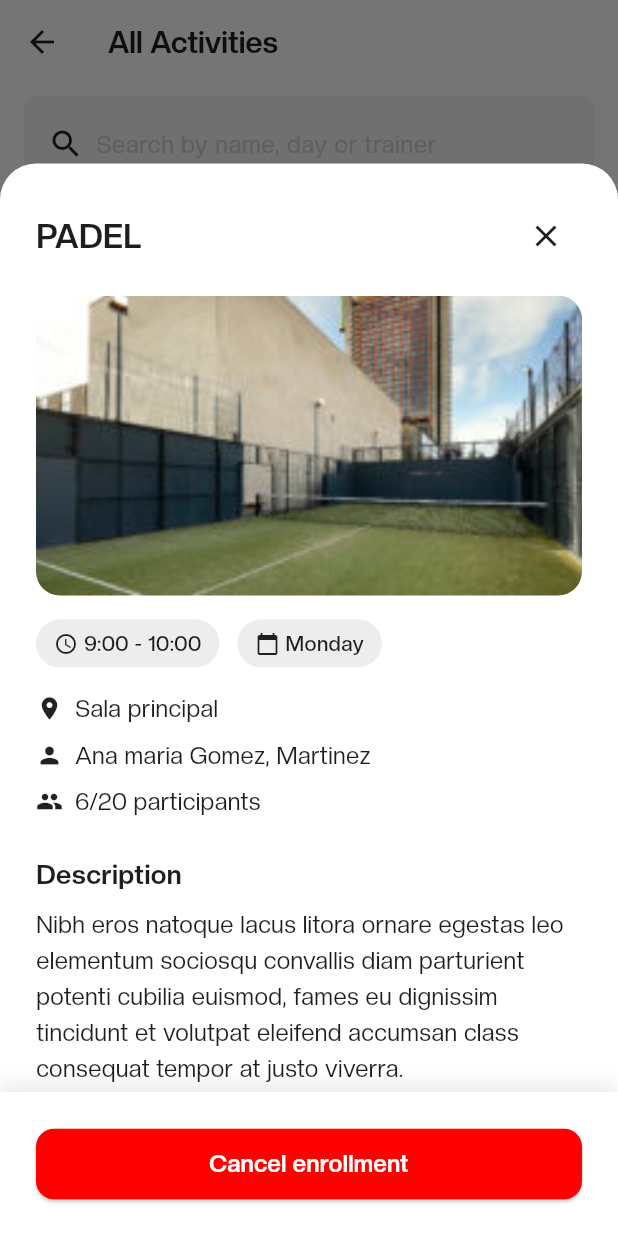
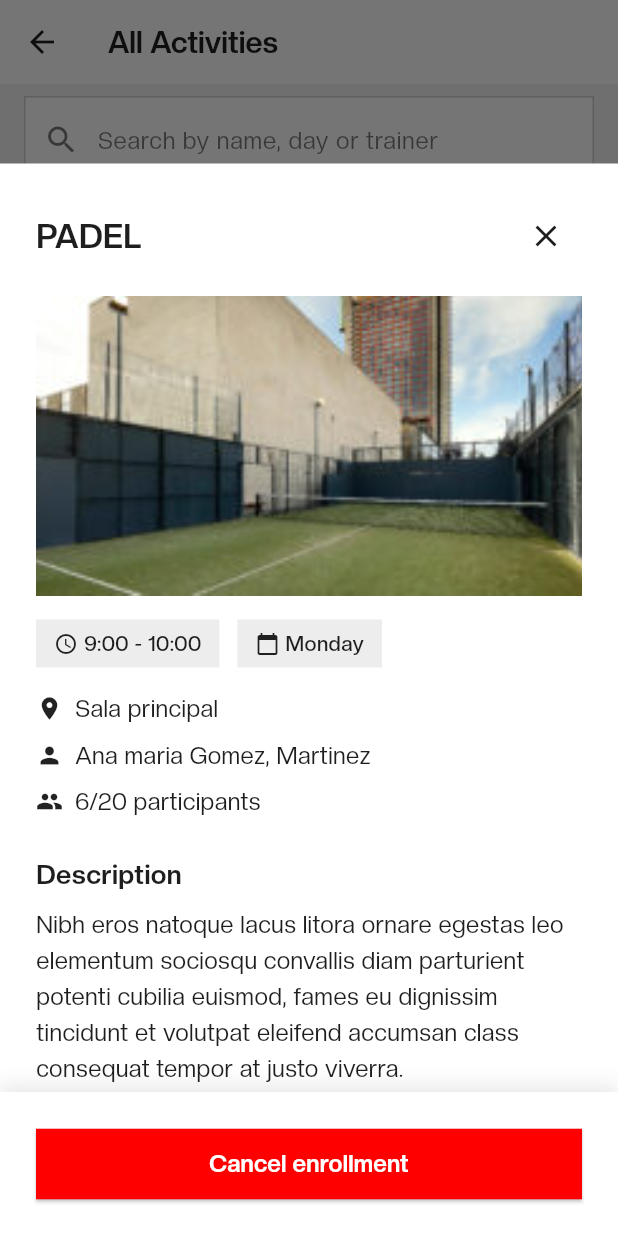
Before and after one commit to cyberfanta/club_metropolitan, a Flutter app: the AllActivitiesView screen opened directly with empty values, after a tap on "PADEL", on a phone screen of 412 x 824 dp. Run offline on Flutter 3.47's test engine with Material 3 defaults, Android fonts, the phone set to English and light mode, and no system bars; our stand-ins replace flutter_bloc.

Commit message:
Feat: Applying more Club Metropolitan ui style

```diff
--- a/lib/core/theme/ui_colors.dart
+++ b/lib/core/theme/ui_colors.dart
@@ -18,6 +18,7 @@ const cGreen = Color.fromRGBO(0, 145, 0, 1);
 const cGold = Color(0xFFA99A86);
 
 const cGray = Color.fromRGBO(205, 205, 205, 1);
+const cLightGray = Color(0xFFF2F2F2);
 const cLightRed = Color.fromRGBO(235, 87, 87, 1);
 const cBlue = Color.fromRGBO(47, 128, 237, 1);
 const cBlueClickable = Color.fromRGBO(75, 143, 252, 1);
@@ -33,6 +34,8 @@ const cCream = Color.fromRGBO(255, 240, 201, 1);
 const cDarkBlue = Color.fromRGBO(34, 19, 68, 1);
 const cLightBlue = Color.fromRGBO(10, 249, 242, 1);
 
+const cOrange = Color(0xFFFF9800);
+
 Color adjustOpacity(Color color, double opacity) {
   double red = color.r;
   double green = color.g;
--- a/lib/presentation/components/activity_card.dart
+++ b/lib/presentation/components/activity_card.dart
@@ -22,11 +22,11 @@ class ActivityCard extends StatelessWidget {
       padding: const EdgeInsets.only(bottom: 16),
       child: InkWell(
         onTap: onTap,
-        borderRadius: BorderRadius.circular(12),
+        borderRadius: BorderRadius.zero,
         child: Container(
           decoration: BoxDecoration(
             color: cWhite,
-            borderRadius: BorderRadius.circular(12),
+            borderRadius: BorderRadius.zero,
             boxShadow: [
               BoxShadow(
                 color: adjustOpacity(cBlack, 0.1),
@@ -41,10 +41,7 @@ class ActivityCard extends StatelessWidget {
               Container(
                 height: 140,
                 decoration: BoxDecoration(
-                  borderRadius: const BorderRadius.only(
-                    topLeft: Radius.circular(12),
-                    topRight: Radius.circular(12),
-                  ),
+                  borderRadius: BorderRadius.zero,
                   image: DecorationImage(
                     image: AssetImage(activity.imagePath),
                     fit: BoxFit.cover,
@@ -67,7 +64,7 @@ class ActivityCard extends StatelessWidget {
                           ),
                           decoration: BoxDecoration(
                             color: adjustOpacity(cBlack, 0.1),
-                            borderRadius: BorderRadius.circular(12),
+                            borderRadius: BorderRadius.zero,
                           ),
                           child: Text(
                             "${activity.startTime} - ${activity.endTime}",
--- a/lib/presentation/components/activity_detail_modal.dart
+++ b/lib/presentation/components/activity_detail_modal.dart
@@ -34,7 +34,7 @@ class ActivityDetailModal extends StatelessWidget {
       margin: EdgeInsets.only(top: top),
       decoration: const BoxDecoration(
         color: cWhite,
-        borderRadius: BorderRadius.vertical(top: Radius.circular(24)),
+        borderRadius: BorderRadius.zero,
       ),
       child: Stack(
         children: [
@@ -59,8 +59,7 @@ class ActivityDetailModal extends StatelessWidget {
               // Activity image
               Padding(
                 padding: const EdgeInsets.fromLTRB(24, 16, 24, 16),
-                child: ClipRRect(
-                  borderRadius: BorderRadius.circular(16),
+                child: ClipRect(
                   child: Image.asset(
                     activity.imagePath,
                     height: 200,
@@ -87,7 +86,7 @@ class ActivityDetailModal extends StatelessWidget {
                             ),
                             decoration: BoxDecoration(
                               color: adjustOpacity(cBlack, 0.08),
-                              borderRadius: BorderRadius.circular(20),
+                              borderRadius: BorderRadius.zero,
                             ),
                             child: Row(
                               children: [
@@ -108,7 +107,7 @@ class ActivityDetailModal extends StatelessWidget {
                             ),
                             decoration: BoxDecoration(
                               color: adjustOpacity(cBlack, 0.08),
-                              borderRadius: BorderRadius.circular(20),
+                              borderRadius: BorderRadius.zero,
                             ),
                             child: Row(
                               children: [
@@ -193,9 +192,9 @@ class ActivityDetailModal extends StatelessWidget {
                           margin: const EdgeInsets.only(top: 24),
                           padding: const EdgeInsets.all(16),
                           decoration: BoxDecoration(
-                            color: adjustOpacity(Colors.orange, 0.2),
-                            borderRadius: BorderRadius.circular(12),
-                            border: Border.all(color: Colors.orange, width: 1),
+                            color: adjustOpacity(cOrange, 0.2),
+                            borderRadius: BorderRadius.zero,
+                            border: Border.all(color: cOrange, width: 1),
                           ),
                           child: Column(
                             crossAxisAlignment: CrossAxisAlignment.start,
@@ -204,12 +203,12 @@ class ActivityDetailModal extends StatelessWidget {
                                 children: [
                                   const Icon(
                                     Icons.warning_amber_rounded,
-                                    color: Colors.orange,
+                                    color: cOrange,
                                   ),
                                   const SizedBox(width: 8),
                                   Text(
                                     uiTexts.timeConflict,
-                                    style: styleBold(color: Colors.orange),
+                                    style: styleBold(color: cOrange),
                                   ),
                                 ],
                               ),
@@ -258,11 +257,11 @@ class ActivityDetailModal extends StatelessWidget {
                     conflictingActivity,
                     cBlack,
                     cRed,
-                    Colors.orange,
+                    cOrange,
                   ),
                   padding: const EdgeInsets.symmetric(vertical: 12),
                   shape: RoundedRectangleBorder(
-                    borderRadius: BorderRadius.circular(12),
+                    borderRadius: BorderRadius.zero,
                   ),
                 ),
                 child: Text(
--- a/lib/presentation/screens/all_activities_view.dart
+++ b/lib/presentation/screens/all_activities_view.dart
@@ -93,7 +93,7 @@ class _AllActivitiesViewState extends State<AllActivitiesView> {
       isScrollControlled: true,
       isDismissible: true,
       enableDrag: true,
-      backgroundColor: Colors.transparent,
+      backgroundColor: cTransparent,
       builder:
           (context) => ActivityDetailModal(
             activity: activity,
@@ -201,7 +201,7 @@ class _AllActivitiesViewState extends State<AllActivitiesView> {
   @override
   Widget build(BuildContext context) {
     return Scaffold(
-      backgroundColor: cWhite,
+      backgroundColor: cLightGray,
       appBar: AppBar(
         backgroundColor: cWhite,
         elevation: 0,
@@ -223,27 +223,27 @@ class _AllActivitiesViewState extends State<AllActivitiesView> {
                       vertical: 8,
                     ),
                     child: Container(
-                      padding: const EdgeInsets.symmetric(
-                        horizontal: 16,
-                        vertical: 8,
-                      ),
                       decoration: BoxDecoration(
-                        color: adjustOpacity(cBlack, 0.05),
-                        borderRadius: BorderRadius.circular(8),
+                        color: cWhite,
+                        border: Border.all(color: cGray),
+                        borderRadius: BorderRadius.zero,
                       ),
                       child: Row(
                         children: [
-                          const Icon(Icons.search, color: cBlack),
-                          const SizedBox(width: 8),
+                          Padding(
+                            padding: const EdgeInsets.only(left: 12),
+                            child: Icon(Icons.search, color: adjustOpacity(cBlack, 0.6)),
+                          ),
                           Expanded(
                             child: TextField(
                               controller: _searchController,
                               decoration: InputDecoration(
                                 hintText: _uiTexts.searchActivities,
-                                hintStyle: styleRegular(color: cGray),
+                                hintStyle: styleRegular(color: adjustOpacity(cBlack, 0.6)),
                                 border: InputBorder.none,
+                                contentPadding: const EdgeInsets.symmetric(horizontal: 12, vertical: 16),
                               ),
-                              style: styleRegular(),
+                              style: styleRegular(color: cBlack),
                               onChanged: (value) {
                                 setState(() {
                                   _searchQuery = value;
@@ -253,7 +253,9 @@ class _AllActivitiesViewState extends State<AllActivitiesView> {
                             ),
                           ),
                           if (_searchQuery.isNotEmpty)
-                            GestureDetector(
+                            Padding(
+                              padding: const EdgeInsets.only(right: 12),
+                              child: GestureDetector(
                                 onTap: () {
                                   _searchController.clear();
                                   setState(() {
@@ -261,7 +263,8 @@ class _AllActivitiesViewState extends State<AllActivitiesView> {
                                     _applyFilter();
                                   });
                                 },
-                              child: const Icon(Icons.clear, color: cGray),
+                                child: Icon(Icons.clear, color: adjustOpacity(cBlack, 0.6)),
+                              ),
                             ),
                         ],
                       ),
@@ -330,9 +333,9 @@ class _AllActivitiesViewState extends State<AllActivitiesView> {
                                                   color:
                                                       isEnrolled
                                                           ? cGreen
-                                                          : Colors.orange,
+                                                          : cOrange,
                                                   borderRadius:
-                                                      BorderRadius.circular(20),
+                                                      BorderRadius.zero,
                                                 ),
                                                 child: Text(
                                                   isEnrolled
--- a/lib/presentation/screens/user_activities_view.dart
+++ b/lib/presentation/screens/user_activities_view.dart
@@ -67,7 +67,7 @@ class _UserActivitiesViewState extends State<UserActivitiesView> {
       isScrollControlled: true,
       isDismissible: true,
       enableDrag: true,
-      backgroundColor: Colors.transparent,
+      backgroundColor: cTransparent,
       builder:
           (context) => ActivityDetailModal(
             activity: activity,
@@ -110,7 +110,7 @@ class _UserActivitiesViewState extends State<UserActivitiesView> {
       },
       child: Scaffold(
         key: const ValueKey(UserActivitiesView.routeName),
-        backgroundColor: cWhite,
+        backgroundColor: cLightGray,
         appBar: AppBar(
           backgroundColor: cWhite,
           elevation: 0,
@@ -175,7 +175,7 @@ class _UserActivitiesViewState extends State<UserActivitiesView> {
                           backgroundColor: cBlack,
                           foregroundColor: cWhite,
                           shape: RoundedRectangleBorder(
-                            borderRadius: BorderRadius.circular(8),
+                            borderRadius: BorderRadius.zero,
                           ),
                         ),
                         child: Padding(
```
Also changed, not shown: lib/domain/use_cases/components/activity_detail_modal_use_cases.dart (+7 -1 lines). Lines whose indentation alone changed are shown as unchanged.
